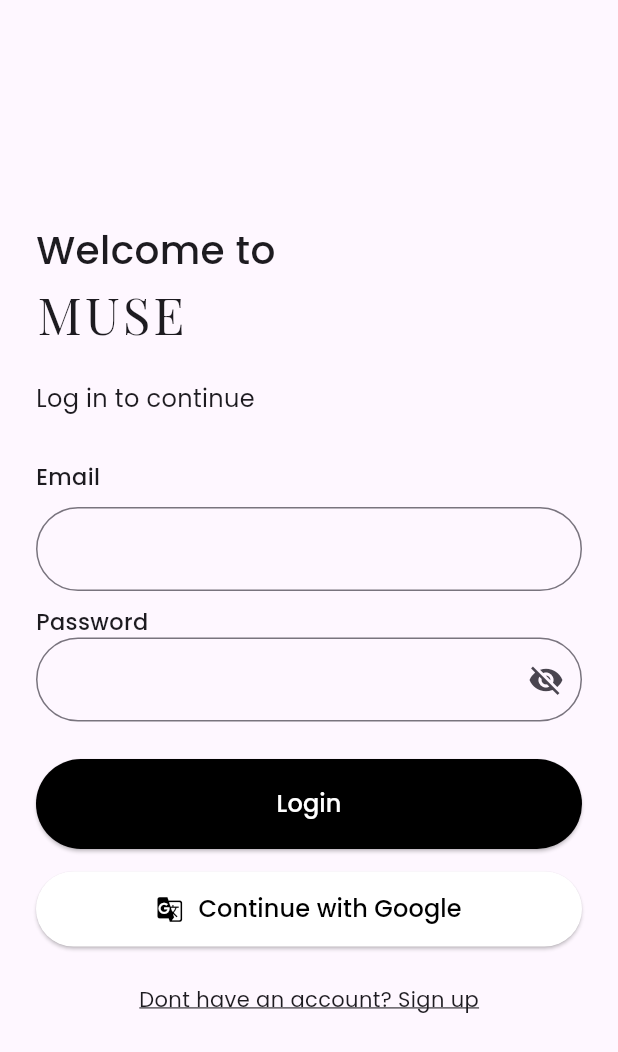
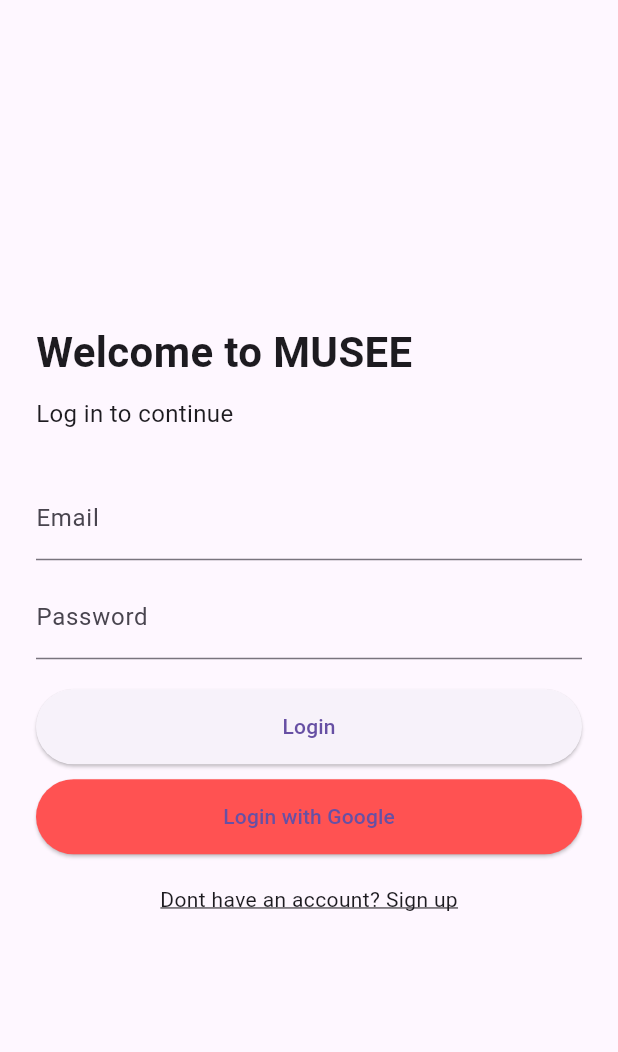
Before and after one commit to sarahsspace/graduation_project, a Flutter app: the screen it shows after launch, on a phone screen of 412 x 824 dp. Shown: the top 1052 px of the screen. Run offline on Flutter 3.47's test engine with Material 3 defaults, Android fonts, the phone set to English and light mode, and no system bars.

Commit message:
Revert "updated look for login"
This reverts commit 4812b87503b930816ba493e76261c5c922d909d6.

```diff
--- a/lib/views/auth/login_screen.dart
+++ b/lib/views/auth/login_screen.dart
@@ -1,5 +1,4 @@
 import 'package:flutter/material.dart';
-import 'package:google_fonts/google_fonts.dart';
 
 class LoginScreen extends StatefulWidget {
   @override
@@ -9,7 +8,6 @@ class LoginScreen extends StatefulWidget {
 class _LoginScreenState extends State<LoginScreen> {
   final TextEditingController _emailController = TextEditingController();
   final TextEditingController _passwordController = TextEditingController();
-  bool _isPasswordVisible = false; // Toggle for password visibility
 
   @override
   Widget build(BuildContext context) {
@@ -20,99 +18,49 @@ class _LoginScreenState extends State<LoginScreen> {
           mainAxisAlignment: MainAxisAlignment.center,
           crossAxisAlignment: CrossAxisAlignment.start,
           children: [
-            Text("Welcome to",
-            style: GoogleFonts.poppins(fontSize: 26, fontWeight: FontWeight.w500),
-                       ),
-            Text(
-              "MUSE",
-              style: GoogleFonts.playfairDisplay(
-                fontSize: 34,
-                letterSpacing: 2,
-              ),
+            Text("Welcome to MUSEE",
+            style: TextStyle(fontSize:28, fontWeight: FontWeight.bold),
             ),
-            SizedBox(height: 20),
-            Text("Log in to continue", style: GoogleFonts.poppins(fontSize: 16)),
+            SizedBox(height: 10),
+            Text("Log in to continue", style: TextStyle(fontSize:16)),
             SizedBox(height: 30),
 
             //email input
-            Text(
-              "Email",
-              style: GoogleFonts.poppins(fontSize: 15, fontWeight: FontWeight.w500),
-            ),
-            SizedBox(height: 10),
             TextField(
               controller: _emailController,
-              decoration: InputDecoration(
-                border: OutlineInputBorder(
-                  borderRadius: BorderRadius.circular(45),
-                ),
-              ),
+              decoration: InputDecoration(labelText: "Email"),
               keyboardType: TextInputType.emailAddress,
             ),
             SizedBox(height: 10),
 
             //password input
-            Text(
-              "Password",
-              style: GoogleFonts.poppins(fontSize: 15, fontWeight: FontWeight.w500),
-            ),
             TextField(
               controller: _passwordController,
-              obscureText: !_isPasswordVisible,
-              decoration: InputDecoration(
-                border: OutlineInputBorder(
-                  borderRadius: BorderRadius.circular(45),
-                ),
-                suffixIcon: IconButton(
-                  icon: Icon(
-                    _isPasswordVisible ? Icons.visibility : Icons.visibility_off,
-                  ),
-                  onPressed: () {
-                    setState(() {
-                      _isPasswordVisible = !_isPasswordVisible;
-                    });
-                  },
-                ),
+              decoration: InputDecoration(labelText: "Password"),
+              obscureText: true,
+            ),
+            SizedBox(height: 20),
+
+            // login btn
+            ElevatedButton(
+              onPressed:(){},
+              child: Text("Login"),
+              style: ElevatedButton.styleFrom(
+                minimumSize: Size(double.infinity, 50),
               ),
             ),
-            SizedBox(height: 25),
-
-            // login btn
-             ElevatedButton(
-              onPressed: () {},
-              child: Text("Login", style: GoogleFonts.poppins(fontSize: 16)),
-              style: ElevatedButton.styleFrom(
-                minimumSize: Size(double.infinity, 60),
-                backgroundColor: Colors.black,
-                foregroundColor: Colors.white,
-                shape: RoundedRectangleBorder(
-                  borderRadius: BorderRadius.circular(45),
-                ),
-              ),
-            ),
-            SizedBox(height: 15),
+            SizedBox(height: 10),
 
             //google sign in btn placeholder now
             ElevatedButton(
-              onPressed: () {},
-              child: Row(
-                mainAxisAlignment: MainAxisAlignment.center,
-                children: [
-                  Icon(Icons.g_translate, color: Colors.black),
-                  SizedBox(width: 10),
-                  Text("Continue with Google", style: GoogleFonts.poppins(fontSize: 16)),
-                ],
-              ),
+              onPressed:(){},
+              child: Text("Login with Google"),
               style: ElevatedButton.styleFrom(
                 minimumSize: Size(double.infinity, 50),
-                backgroundColor: const Color.fromARGB(255, 255, 255, 255),
-                foregroundColor: const Color.fromARGB(255, 0, 0, 0),
-                shape: RoundedRectangleBorder(
-                  borderRadius: BorderRadius.circular(45),
-                ),
+                backgroundColor: Colors.redAccent,
               ),
             ),
-            SizedBox(height:25),
+            SizedBox(height:20),
 
             //sign up link
             Center(
@@ -120,8 +68,7 @@ class _LoginScreenState extends State<LoginScreen> {
                 onTap:() {},
                 child: Text(
                   "Dont have an account? Sign up",
-                  style: GoogleFonts.poppins(
-                    fontSize: 14,
+                  style: TextStyle(
                     decoration: TextDecoration.underline,
                   ),
                 ),
--- a/pubspec.yaml
+++ b/pubspec.yaml
@@ -38,7 +38,6 @@ dependencies:
   firebase_core: ^3.12.0
   firebase_auth: ^5.5.0
   google_sign_in: ^6.2.2
-  google_fonts: ^6.2.1
 
 dev_dependencies:
   flutter_test:
```
Also changed, not shown: pubspec.lock, 2 other files.
